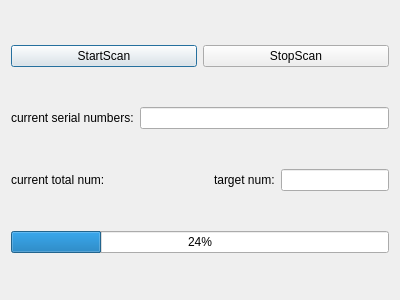
The window that scanworkpiecedialog.ui (MKhaha/spreadsheet) describes before a commit, drawn with Qt 5.
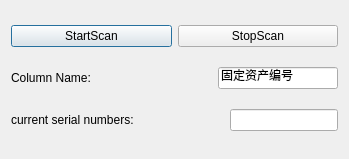
The same window after the commit.

Patch:
```diff
--- a/scanworkpiecedialog.ui
+++ b/scanworkpiecedialog.ui
@@ -6,15 +6,15 @@
    <rect>
     <x>0</x>
     <y>0</y>
-    <width>400</width>
-    <height>300</height>
+    <width>349</width>
+    <height>159</height>
    </rect>
   </property>
   <property name="windowTitle">
    <string>ScanWorkPieceDialog</string>
   </property>
-  <layout class="QVBoxLayout" name="verticalLayout">
-   <item>
+  <layout class="QGridLayout" name="gridLayout">
+   <item row="0" column="0">
     <layout class="QHBoxLayout" name="horizontalLayout">
      <item>
       <widget class="QPushButton" name="starScanButton">
@@ -32,7 +32,38 @@
      </item>
     </layout>
    </item>
-   <item>
+   <item row="1" column="0">
+    <layout class="QHBoxLayout" name="horizontalLayout_3">
+     <item>
+      <widget class="QLabel" name="columnNameLabel">
+       <property name="text">
+        <string>Column Name:</string>
+       </property>
+      </widget>
+     </item>
+     <item>
+      <spacer name="horizontalSpacer">
+       <property name="orientation">
+        <enum>Qt::Horizontal</enum>
+       </property>
+       <property name="sizeHint" stdset="0">
+        <size>
+         <width>40</width>
+         <height>20</height>
+        </size>
+       </property>
+      </spacer>
+     </item>
+     <item>
+      <widget class="QLineEdit" name="columnNameLineEdit">
+       <property name="text">
+        <string>固定资产编号</string>
+       </property>
+      </widget>
+     </item>
+    </layout>
+   </item>
+   <item row="2" column="0">
     <layout class="QHBoxLayout" name="horizontalLayout_2">
      <item>
       <widget class="QLabel" name="currentSerialNumbersLabel">
@@ -41,52 +72,24 @@
        </property>
       </widget>
      </item>
+     <item>
+      <spacer name="horizontalSpacer_2">
+       <property name="orientation">
+        <enum>Qt::Horizontal</enum>
+       </property>
+       <property name="sizeHint" stdset="0">
+        <size>
+         <width>40</width>
+         <height>20</height>
+        </size>
+       </property>
+      </spacer>
+     </item>
      <item>
       <widget class="QLineEdit" name="currentSerialNumberslineEdit"/>
      </item>
     </layout>
    </item>
-   <item>
-    <layout class="QHBoxLayout" name="horizontalLayout_3">
-     <item>
-      <widget class="QLabel" name="currentTotalValueLabel">
-       <property name="text">
-        <string>current total num:</string>
-       </property>
-      </widget>
-     </item>
-     <item>
-      <spacer name="horizontalSpacer">
-       <property name="orientation">
-        <enum>Qt::Horizontal</enum>
-       </property>
-       <property name="sizeHint" stdset="0">
-        <size>
-         <width>10</width>
-         <height>20</height>
-        </size>
-       </property>
-      </spacer>
-     </item>
-     <item>
-      <widget class="QLabel" name="targetNumLabel">
-       <property name="text">
-        <string>target num:</string>
-       </property>
-      </widget>
-     </item>
-     <item>
-      <widget class="QLineEdit" name="targetValueLineEdit"/>
-     </item>
-    </layout>
-   </item>
-   <item>
-    <widget class="QProgressBar" name="progressBar">
-     <property name="value">
-      <number>24</number>
-     </property>
-    </widget>
-   </item>
   </layout>
  </widget>
  <layoutdefault spacing="6" margin="11"/>
```
